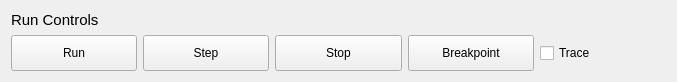
Old version of the form armsim/ui/runcontrolswidget.ui in the repository bstee615/armsim.
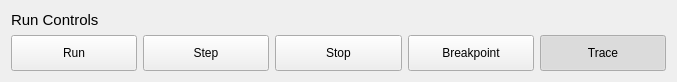
New version of the form. Icons and pictures are not drawn.

The edit to the form file:
```diff
--- a/armsim/ui/runcontrolswidget.ui
+++ b/armsim/ui/runcontrolswidget.ui
@@ -87,7 +87,7 @@
       </widget>
      </item>
      <item>
-      <widget class="QCheckBox" name="checkTrace">
+      <widget class="QPushButton" name="checkTrace">
        <property name="sizePolicy">
         <sizepolicy hsizetype="Minimum" vsizetype="Expanding">
          <horstretch>0</horstretch>
@@ -97,6 +97,16 @@
        <property name="text">
         <string>Trace</string>
        </property>
+       <property name="icon">
+        <iconset resource="../resources.qrc">
+         <normaloff>:/resources/trace.png</normaloff>:/resources/trace.png</iconset>
+       </property>
+       <property name="checkable">
+        <bool>true</bool>
+       </property>
+       <property name="checked">
+        <bool>true</bool>
+       </property>
       </widget>
      </item>
     </layout>
```
Left out of the diff: 26 changed lines with no effect on the pictures.
